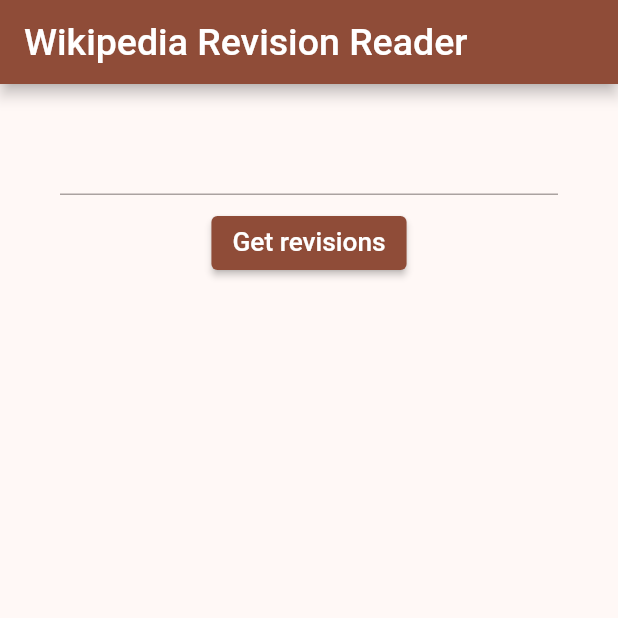
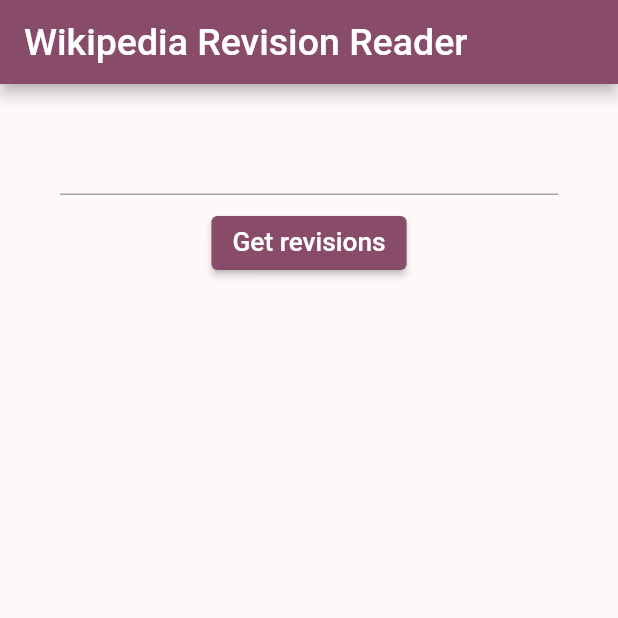
Before and after one commit to gabrielslater/wikipedia-revision-reader, a Flutter app: the screen it shows after launch, on a phone screen of 412 x 824 dp, the top half of it. Run offline on Flutter 3.47's test engine with Material 2 defaults, Android fonts, the phone set to English and light mode, and no system bars.

Commit message:
feat: change color scheme seed

```diff
--- a/lib/main.dart
+++ b/lib/main.dart
@@ -16,7 +16,7 @@
     return MaterialApp(
       title: 'Wikipedia Revision Reader',
       theme: ThemeData(
-          colorSchemeSeed: Colors.deepOrange,
+          colorSchemeSeed: const Color(0xFF94416f),
           textTheme: Theme.of(context).textTheme.apply(
               fontSizeFactor: 1.25,
               displayColor: Theme.of(context).colorScheme.onBackground)),
```
